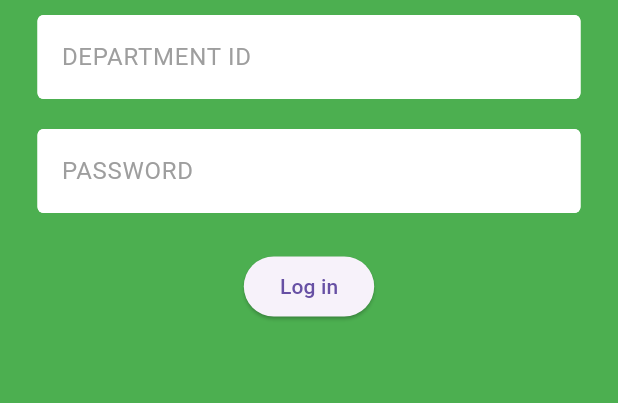
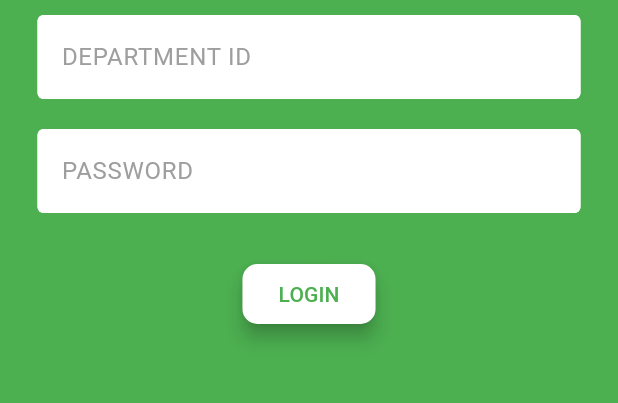
Before and after one commit to Meehad/CSP, a Flutter app: the screen it shows after launch, on a phone screen of 412 x 824 dp, the part 249-652 px from its top. Run offline on Flutter 3.47's test engine with Material 3 defaults, Android fonts, the phone set to English and light mode, and no system bars; our stand-ins replace pinput.

Commit message:
dept home,details UI

```diff
--- a/csp_front/csp_dept/lib/screens/deptlogin.dart
+++ b/csp_front/csp_dept/lib/screens/deptlogin.dart
@@ -1,3 +1,4 @@
+import 'package:csp_dept/screens/depthome.dart';
 import 'package:flutter/material.dart';
 
 // ignore: camel_case_types
@@ -60,12 +61,24 @@ class deptlogin extends StatelessWidget {
                               color: Color.fromARGB(255, 158, 158, 158))),
                       obscureText: false,
                     )),
-                const SizedBox(height: 25),
-                Padding(
-                  padding: const EdgeInsets.symmetric(horizontal: 25.0),
-                  child: ElevatedButton(
-                      onPressed: () {}, child: const Text('Log in')),
-                ),
+                const SizedBox(height: 30),
+
+                 ElevatedButton(
+                       style: ElevatedButton.styleFrom(
+                               primary: Colors.white, // background color
+                            onPrimary: Colors.green, // text color
+                             elevation: 5, // elevation
+                         shape: RoundedRectangleBorder(
+                            borderRadius: BorderRadius.circular(10), // rounded corners
+                              ),
+                                    ),
+                               onPressed: () {
+                                          // onPressed handler
+                                          Navigator.of(context).push(MaterialPageRoute(builder: (context)=> depthome()));
+                              },
+                               child: Text('LOGIN'),
+                             ),
+
               ],
             ),
           ),
--- a/csp_front/csp_dept/pubspec.yaml
+++ b/csp_front/csp_dept/pubspec.yaml
@@ -35,6 +35,7 @@ dependencies:
   # The following adds the Cupertino Icons font to your application.
   # Use with the CupertinoIcons class for iOS style icons.
   cupertino_icons: ^1.0.2
+  http: ^1.2.0
 
 dev_dependencies:
   flutter_test:
```
Also changed, not shown: csp_front/csp_dept/lib/screens/deptdetails.dart (added, +22 -0 lines), csp_front/csp_dept/lib/screens/depthome.dart (added, +93 -0 lines), csp_front/csp_dept/lib/main.dart (line endings or trailing spaces), csp_front/csp_dept/pubspec.lock.
